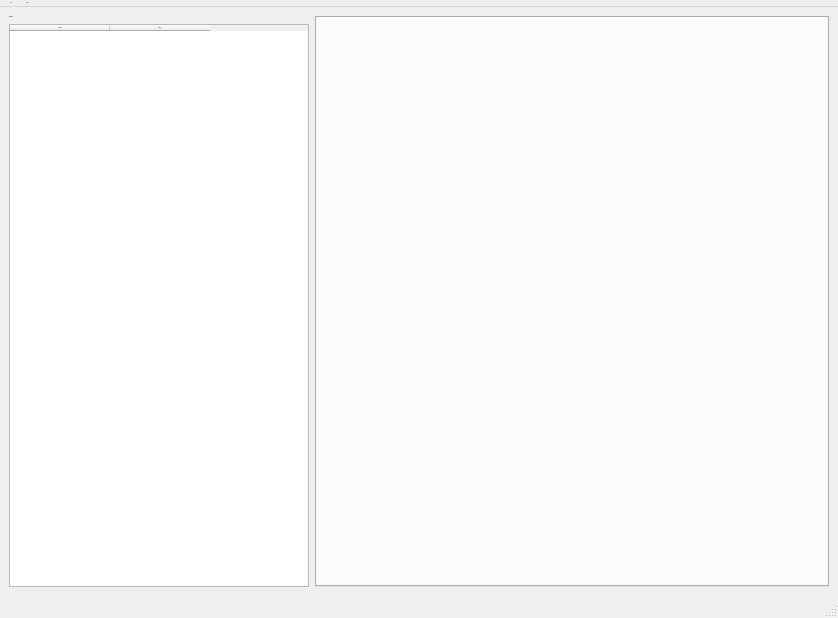
The window that src/widgets/disassembler.ui (connor-ms/RDRasm) describes before a commit, drawn with Qt 5.
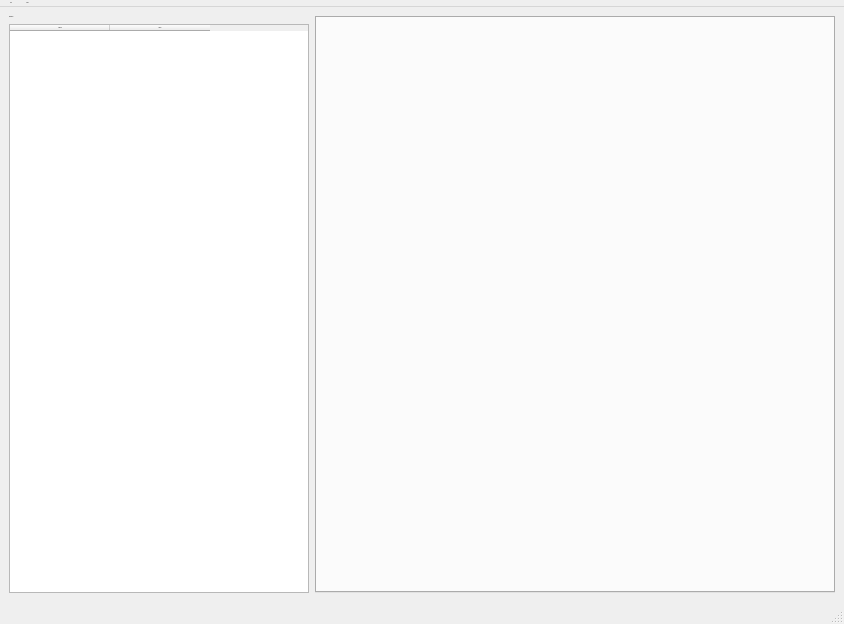
The same window after the commit.

```diff
--- a/src/widgets/disassembler.ui
+++ b/src/widgets/disassembler.ui
@@ -6,8 +6,8 @@
    <rect>
     <x>0</x>
     <y>0</y>
-    <width>838</width>
-    <height>618</height>
+    <width>844</width>
+    <height>624</height>
    </rect>
   </property>
   <property name="font">
@@ -139,7 +139,7 @@
     <rect>
      <x>0</x>
      <y>0</y>
-     <width>838</width>
+     <width>844</width>
      <height>19</height>
     </rect>
    </property>
```
Left out of the diff: 54 changed lines with no effect on the pictures.
